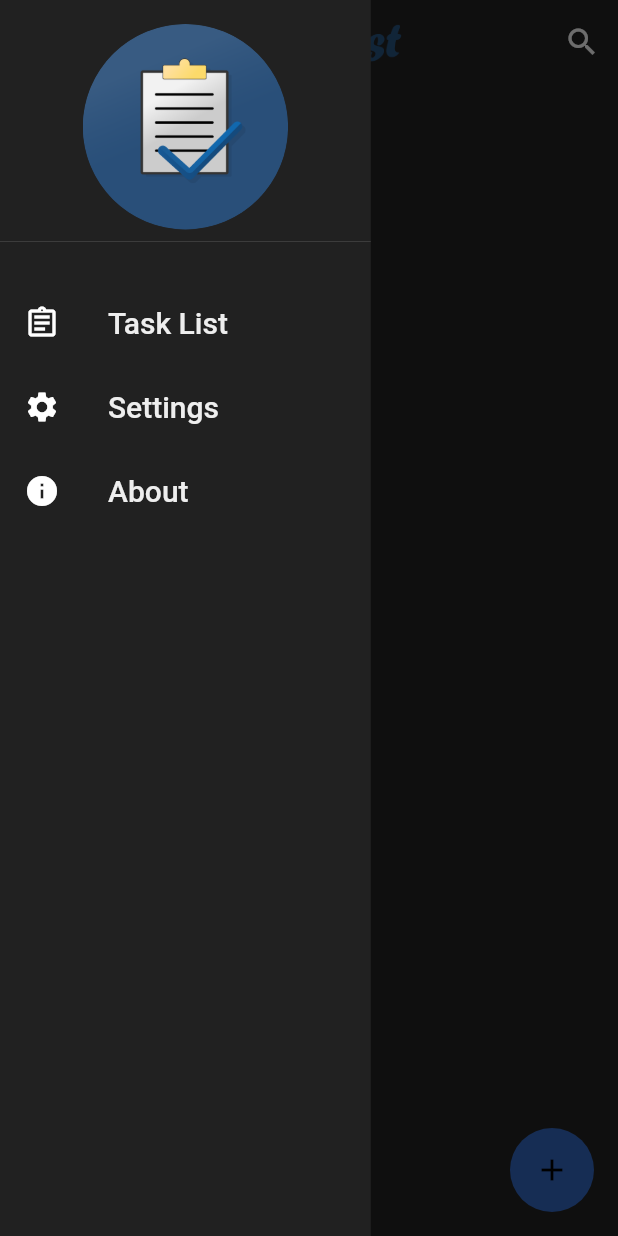
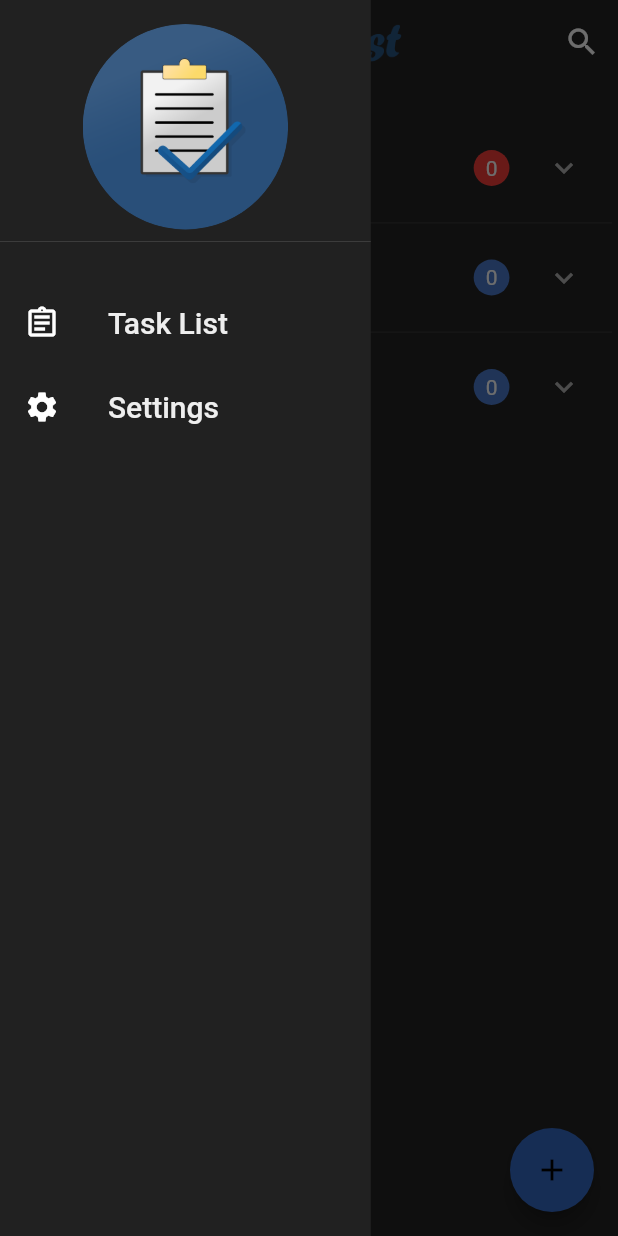
Before and after one commit to GouravShDev/task_reminder_app, a Flutter app: the screen it shows after launch, with the side drawer open, on a phone screen of 412 x 824 dp. Run offline on Flutter 3.47's test engine with Material 2 defaults, Android fonts, the phone set to English and light mode, and no system bars; our stand-ins replace date_format, flutter_local_notifications, shared_preferences, sqflite, timezone; accounts and stored records are empty.

Commit message:
Added Todo Panel

```diff
--- a/lib/providers/todo_provider.dart
+++ b/lib/providers/todo_provider.dart
@@ -8,12 +8,9 @@ class ToDoList with ChangeNotifier {
     // ToDo('2', 'Web Development', DateTime.now()),
     // ToDo('3', 'AI', DateTime.now()),
   ];
-  ToDoList() {
-    _init();
-  }
   ToDoDatabase _databaseHelper = ToDoDatabase();
 
-  _init() async {
+  initialize() async {
     _todos = await _databaseHelper.getTaskMapList();
     notifyListeners();
   }
--- a/lib/screens/home_screen.dart
+++ b/lib/screens/home_screen.dart
@@ -1,19 +1,54 @@
 import 'package:flutter/material.dart';
 import 'package:provider/provider.dart';
-import 'package:todo_list_app/screens/add_edit_todo_screen.dart';
-import 'package:todo_list_app/widgets/app_drawer.dart';
-import '../widgets/todo_card.dart';
+import '../models/todo.dart';
 import '../providers/todo_provider.dart';
+import '../screens/add_edit_todo_screen.dart';
+import '../widgets/app_drawer.dart';
+import '../widgets/todo_panel.dart';
 
-class HomeScreen extends StatelessWidget {
+class HomeScreen extends StatefulWidget {
   const HomeScreen();
+
+  @override
+  _HomeScreenState createState() => _HomeScreenState();
+}
+
+class _HomeScreenState extends State<HomeScreen> {
+  List<ToDo> _dueTodos = [];
+  List<ToDo> _todayTodos = [];
+  List<ToDo> _upcomingTodos = [];
+
+  void _distTodos(List<ToDo> todos) {
+    final now = DateTime.now();
+    final today = DateTime(now.year, now.month, now.day);
+    final tomorrow = DateTime(now.year, now.month, now.day + 1);
+
+    todos.forEach((todo) {
+      if (todo.date.isBefore(now)) {
+        _dueTodos.add(todo);
+      } else if (todo.date.isAfter(today) && todo.date.isBefore(tomorrow)) {
+        _todayTodos.add(todo);
+      } else {
+        _upcomingTodos.add(todo);
+      }
+    });
+    // sort the list by date
+    _dueTodos.sort((a, b) => a.date.compareTo(b.date));
+    _todayTodos.sort((a, b) => a.date.compareTo(b.date));
+    _upcomingTodos.sort((a, b) => a.date.compareTo(b.date));
+    // set expandTile to open or not
+    // if list empty then set to false
+  }
+
   @override
   Widget build(BuildContext context) {
     // get ToDoList from the provider
-    final todosList = Provider.of<ToDoList>(context).todos;
-    // sort the list by date
-    todosList.sort((a, b) => a.date.compareTo(b.date));
     // .sort((a, b) => a.date.compareTo(b.date));
+    final todoList = Provider.of<ToDoList>(context).todos;
+
+    // Distribute the todos into the 3 lists
+    // dueTodos, todayTodos, upcomingTodos
+    _distTodos(todoList);
 
     final mediaQuery = MediaQuery.of(context);
     return Scaffold(
@@ -42,38 +77,11 @@ class HomeScreen extends StatelessWidget {
         onPressed: () {
           Navigator.pushNamed(context, AddEditToDoScreen.route);
         },
-        elevation: 0,
+        // elevation: 0,
         child: Icon(Icons.add),
       ),
-      body: Column(
-        crossAxisAlignment: CrossAxisAlignment.start,
-        children: <Widget>[
-          Container(
-            margin: EdgeInsets.all(16),
-            child: Text(
-              "Today's Tasks",
-              style: Theme.of(context)
-                  .textTheme
-                  .headline6!
-                  .copyWith(fontWeight: FontWeight.w600),
-              textAlign: TextAlign.start,
-            ),
-          ),
-          Expanded(
-            child: ListView.builder(
-              padding: EdgeInsets.only(top: 4),
-              itemCount: todosList.length,
-              itemBuilder: (context, index) {
-                return ToDoCard(
-                  todosList[index].id!,
-                  todosList[index].name,
-                  todosList[index].date,
-                  key: Key(todosList[index].id.toString()),
-                );
-              },
-            ),
-          )
-        ],
+      body: SingleChildScrollView(
+        child: ToDoPanel(_dueTodos, _todayTodos, _upcomingTodos),
       ),
     );
   }
--- a/lib/widgets/app_drawer.dart
+++ b/lib/widgets/app_drawer.dart
@@ -50,25 +50,6 @@ class AppDrawer extends StatelessWidget {
                 Navigator.pushNamed(context, SettingScreen.route);
               },
             ),
-            ListTile(
-              leading: Icon(Icons.info),
-              title: Text('About', style: listTileTextStyle),
-              onTap: () {
-                // Navigator.pushNamed(context, AboutScreen.routeName);
-              },
-            ),
-            // ListTile(
-            //   leading: Icon(Icons.mail_rounded),
-            //   title: Text(
-            //     'Contact',
-            //     style: TextStyle(
-            //       fontSize: 22,
-            //     ),
-            //   ),
-            //   onTap: () {
-            //     Navigator.of(context).pop();
-            //   },
-            // )
           ],
         ),
       ),
--- a/lib/widgets/todo_card.dart
+++ b/lib/widgets/todo_card.dart
@@ -102,11 +102,10 @@ class _ToDoCardState extends State<ToDoCard> {
             icon: (_isCompleted
                 ? Icon(
                     Icons.task_alt_rounded,
-                    color: Theme.of(context).primaryColor,
                   )
                 : Icon(Icons.circle_outlined)),
             onPressed: _taskCompleted,
-            color: subTitleColor,
+            // color: subTitleColor,
           ),
           title: Column(
             crossAxisAlignment: CrossAxisAlignment.start,
--- /dev/null
+++ b/lib/widgets/todo_panel.dart
@@ -0,0 +1,157 @@
+import 'package:flutter/material.dart';
+import 'package:provider/provider.dart';
+import 'package:todo_list_app/Constants.dart';
+
+import '../theme_builder.dart';
+import '../widgets/todo_card.dart';
+import '../providers/todo_provider.dart';
+import '../models/todo.dart';
+
+class ToDoPanel extends StatefulWidget {
+  final List<ToDo> dueTodos;
+  final List<ToDo> todayTodos;
+  final List<ToDo> upcomingTodos;
+  const ToDoPanel(this.dueTodos, this.todayTodos, this.upcomingTodos,
+      {Key? key})
+      : super(key: key);
+
+  @override
+  _ToDoPanelState createState() => _ToDoPanelState();
+}
+
+class _ToDoPanelState extends State<ToDoPanel> {
+  late List<bool> _isOpen;
+
+  bool _isInit = false;
+
+  @override
+  void didChangeDependencies() {
+    if (!_isInit) {
+      Provider.of<ToDoList>(context, listen: false).initialize();
+
+      _isInit = true;
+    }
+    super.didChangeDependencies();
+  }
+
+  void _updateExpandedFlags() {
+    print('called');
+    _isOpen = [
+      widget.dueTodos.length > 0,
+      widget.todayTodos.length > 0,
+      widget.upcomingTodos.length > 0
+    ];
+  }
+
+  // void _distTodos(List<ToDo> todos) {
+  //   final now = DateTime.now();
+  //   final today = DateTime(now.year, now.month, now.day);
+  //   final tomorrow = DateTime(now.year, now.month, now.day + 1);
+
+  //   todos.forEach((todo) {
+  //     if (todo.date.isBefore(now)) {
+  //       dueTodos.add(todo);
+  //     } else if (todo.date.isAfter(today) && todo.date.isBefore(tomorrow)) {
+  //       todayTodos.add(todo);
+  //     } else {
+  //       upcomingTodos.add(todo);
+  //     }
+  //   });
+  //   // sort the list by date
+  //   dueTodos.sort((a, b) => a.date.compareTo(b.date));
+  //   todayTodos.sort((a, b) => a.date.compareTo(b.date));
+  //   upcomingTodos.sort((a, b) => a.date.compareTo(b.date));
+  //   // set expandTile to open or not
+  //   // if list empty then set to false
+  // }
+
+  ExpansionPanel _getTodoTile(List<ToDo> todos, String title, int index) {
+    final themeProvider = ThemeBuilder.of(context);
+
+    return ExpansionPanel(
+      canTapOnHeader: true,
+      backgroundColor: (themeProvider!.getCurrentTheme() == CustomTheme.black)
+          ? themeProvider.textColor.withAlpha(20)
+          : themeProvider.uiColor,
+      // backgroundColor: themeProvider!.textColor.withAlpha(20),
+      isExpanded: _isOpen[index],
+      headerBuilder: (context, isExpanded) => Container(
+          margin: EdgeInsets.symmetric(
+              horizontal: MediaQuery.of(context).size.width * 0.03,
+              vertical: 20),
+          child: Row(
+            mainAxisAlignment: MainAxisAlignment.spaceBetween,
+            crossAxisAlignment: CrossAxisAlignment.center,
+            children: [
+              Text(
+                title,
+                style: (index != 0) // Check if it due todos
+                    ? Theme.of(context)
+                        .textTheme
+                        .headline6!
+                        .copyWith(fontWeight: FontWeight.w600)
+                    : Theme.of(context).textTheme.headline6!.copyWith(
+                        fontWeight: FontWeight.w600,
+                        color: Colors.red.shade600),
+              ),
+              Container(
+                padding: const EdgeInsets.all(8),
+                decoration: BoxDecoration(
+                  shape: BoxShape.circle,
+                  color: (index != 0)
+                      ? themeProvider.materialColor.shade400
+                      : Colors.red.shade600,
+                ),
+                child: Text(todos.length.toString()),
+              )
+            ],
+          )),
+      // body: Text('k'),
+      body: ListView.builder(
+        scrollDirection: Axis.vertical,
+        physics: ClampingScrollPhysics(),
+        shrinkWrap: true,
+        padding: const EdgeInsets.only(top: 4),
+        itemCount: todos.length,
+        itemBuilder: (context, i) {
+          return ToDoCard(
+            todos[i].id!,
+            todos[i].name,
+            todos[i].date,
+            key: Key(todos[i].id.toString()),
+          );
+        },
+      ),
+    );
+  }
+
+  @override
+  Widget build(BuildContext context) {
+    print('build Runs');
+    _updateExpandedFlags();
+    return Padding(
+      padding: const EdgeInsets.only(top: 20.0, left: 4.0, right: 4.0),
+      child: Column(
+        children: [
+          ExpansionPanelList(
+              expandedHeaderPadding: const EdgeInsets.only(top: 10),
+              animationDuration: Duration(milliseconds: 500),
+              dividerColor:
+                  Theme.of(context).textTheme.bodyText1!.color!.withAlpha(20),
+              // dividerColor: Colors.transparent,
+              elevation: 0,
+              children: [
+                _getTodoTile(widget.dueTodos, 'Due', 0),
+                _getTodoTile(widget.todayTodos, 'Today', 1),
+                _getTodoTile(widget.upcomingTodos, 'Upcoming', 2),
+              ],
+              expansionCallback: (panelIndex, isOpen) {
+                setState(() {
+                  _isOpen[panelIndex] = !isOpen;
+                });
+              }),
+        ],
+      ),
+    );
+  }
+}
```
